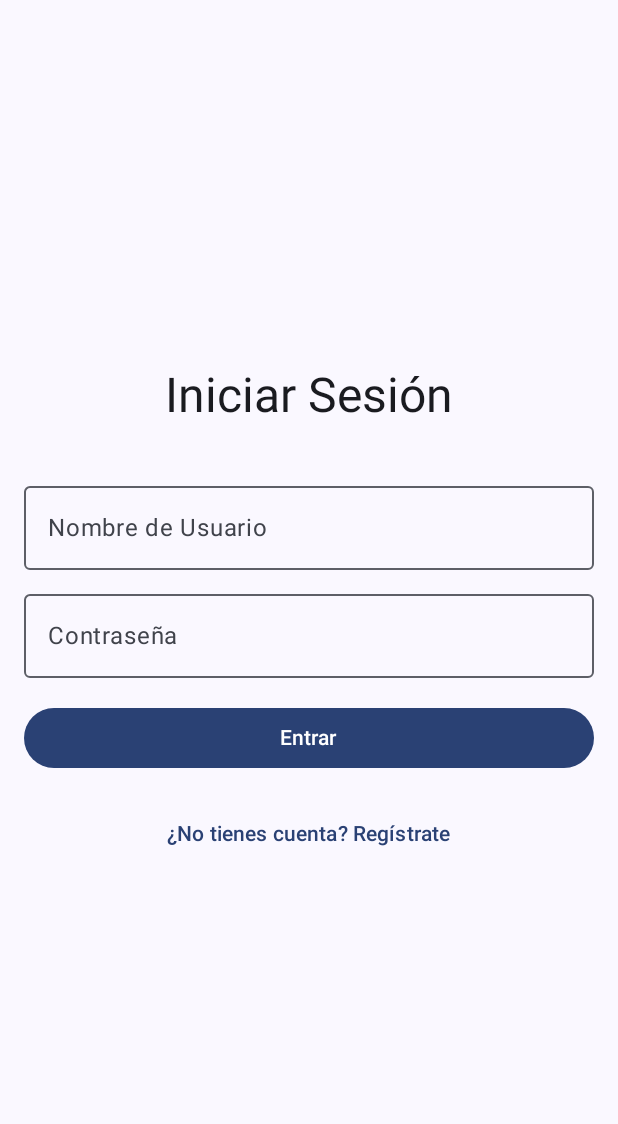
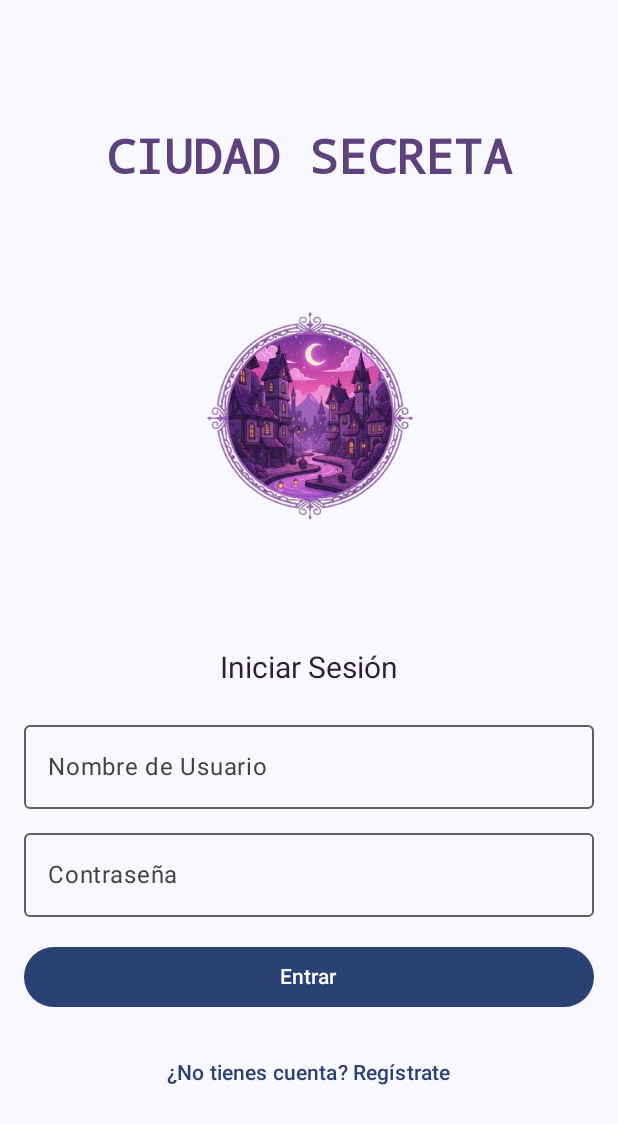
Before and after one commit to Evelinmq/CiudadSecreta, an Android app built with Jetpack Compose: the screen it shows after launch (MainActivity), on a phone screen of 412 x 824 dp. Shown: the top 1124 px of the screen. Run offline under Robolectric (Android 15) with nearby library versions, the phone set to English and light mode, and no system bars.

```diff
--- a/app/src/main/java/mx/edu/utez/ciudadsecreta/ui/screen/loginScreen.kt
+++ b/app/src/main/java/mx/edu/utez/ciudadsecreta/ui/screen/loginScreen.kt
@@ -8,22 +8,33 @@ import androidx.compose.foundation.layout.fillMaxSize
 import androidx.compose.foundation.layout.fillMaxWidth
 import androidx.compose.foundation.layout.height
 import androidx.compose.foundation.layout.padding
+import androidx.compose.foundation.layout.size
+import androidx.compose.foundation.layout.width
 import androidx.compose.foundation.text.KeyboardOptions
+import androidx.compose.foundation.text.TextAutoSizeDefaults
 import androidx.compose.material3.Button
 import androidx.compose.material3.CircularProgressIndicator
 import androidx.compose.material3.MaterialTheme
 import androidx.compose.material3.OutlinedTextField
 import androidx.compose.material3.Text
 import androidx.compose.material3.TextButton
+import androidx.compose.material3.TextFieldDefaults
 import androidx.compose.runtime.Composable
 import androidx.compose.runtime.LaunchedEffect
 import androidx.compose.ui.Alignment
 import androidx.compose.ui.Modifier
+import androidx.compose.ui.graphics.Color
+import androidx.compose.ui.res.painterResource
+import androidx.compose.ui.text.font.FontFamily
+import androidx.compose.ui.text.font.FontStyle
+import androidx.compose.ui.text.font.FontWeight
 import androidx.compose.ui.text.input.KeyboardType
 import androidx.compose.ui.text.input.PasswordVisualTransformation
 import androidx.compose.ui.tooling.preview.Preview
 import androidx.compose.ui.unit.dp
+import androidx.compose.ui.unit.sp
 import mx.edu.utez.ciudadsecreta.viewmodel.LoginViewModel
+import mx.edu.utez.ciudadsecreta.R
 
 
 @Composable
@@ -41,22 +52,37 @@ fun LoginScreen(
 
     Column(
         modifier = Modifier
-            .fillMaxSize()
-            .padding(16.dp),
+            .fillMaxSize(),
         verticalArrangement = Arrangement.Center,
         horizontalAlignment = Alignment.CenterHorizontally
     ) {
 
-        Text("Iniciar Sesión", style = MaterialTheme.typography.headlineLarge)
+        Text("CIUDAD SECRETA", style = MaterialTheme.typography.headlineLarge,
+            fontFamily = FontFamily.Monospace,
+            fontWeight = FontWeight.Bold,
+            color = Color(0xFF5E427B)
+        )
 
-        Spacer(modifier = Modifier.height(32.dp))
+        Image(
+            painter = painterResource(id = R.drawable.logo),
+            contentDescription = "Logo app",
+            Modifier.size(size = 300.dp)
+        )
+
+        Text("Iniciar Sesión", style = MaterialTheme.typography.headlineLarge,
+            color = Color(0xFF2C1F3B),
+            fontSize = 20.sp
+        )
+
+        Spacer(modifier = Modifier.size(10.dp))
 
         OutlinedTextField(
             value = viewModel.nombreUsuario,
             onValueChange = { viewModel.nombreUsuario = it },
             label = { Text("Nombre de Usuario") },
             keyboardOptions = KeyboardOptions(keyboardType = KeyboardType.Text),
-            modifier = Modifier.fillMaxWidth()
+            modifier = Modifier.width(380.dp),
+
         )
 
         Spacer(modifier = Modifier.height(8.dp))
@@ -66,7 +92,7 @@ fun LoginScreen(
             onValueChange = { viewModel.contrasena = it },
             label = { Text("Contraseña") },
             visualTransformation = PasswordVisualTransformation(),
-            modifier = Modifier.fillMaxWidth()
+            modifier = Modifier.width(380.dp),
         )
 
         Spacer(modifier = Modifier.height(16.dp))
@@ -84,7 +110,7 @@ fun LoginScreen(
         } else {
             Button(
                 onClick = { viewModel.onLoginClick() },
-                modifier = Modifier.fillMaxWidth()
+                modifier = Modifier.width(380.dp),
             ) {
                 Text("Entrar")
             }
```
Also changed, not shown: app/src/main/res/drawable/logo.png (added).
